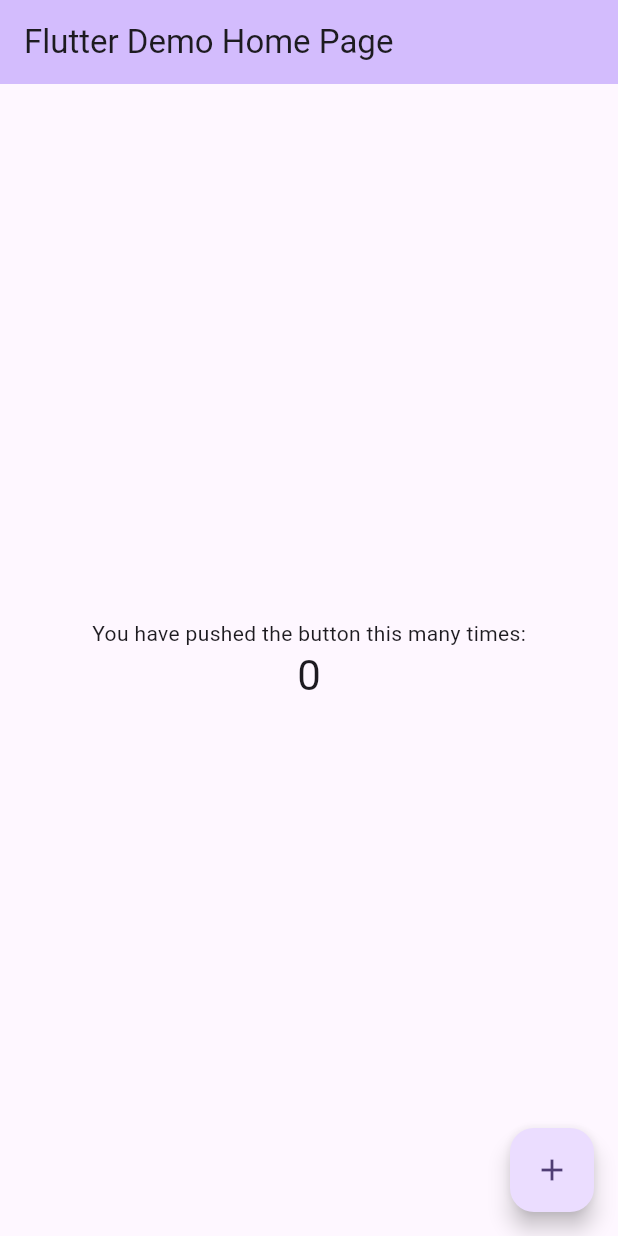
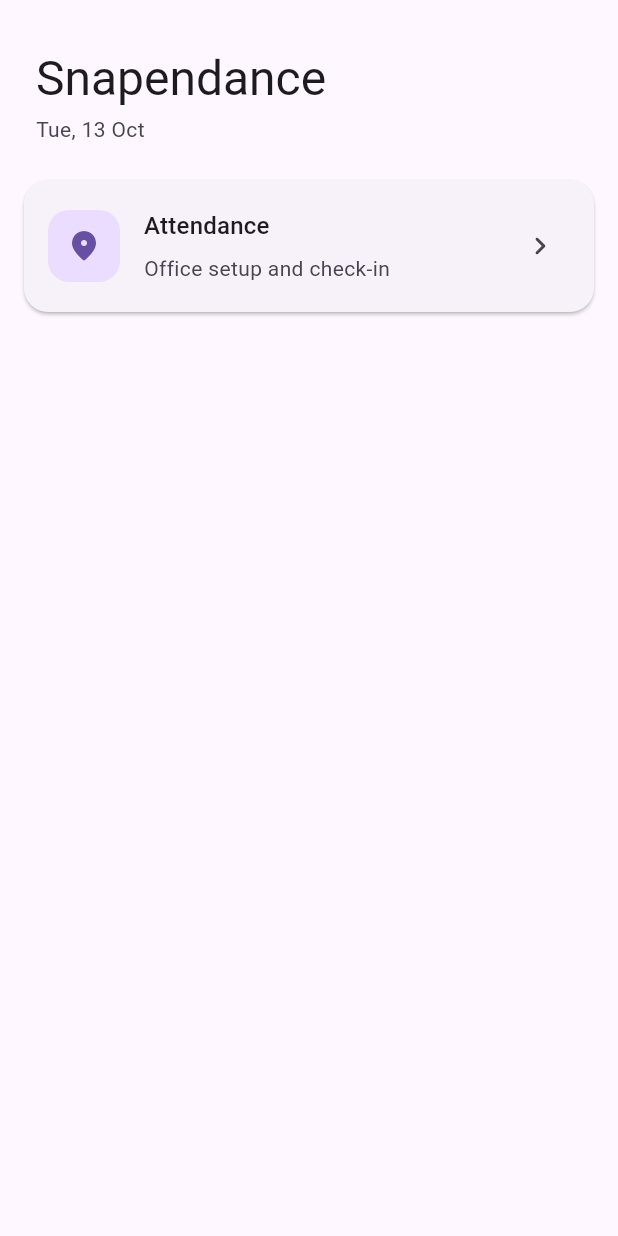
Before and after one commit to shafayatb/snapendance, a Flutter app: the screen it shows after launch, on a phone screen of 412 x 824 dp. Run offline on Flutter 3.47's test engine with Material 3 defaults, Android fonts, the phone set to English and light mode, and no system bars.

Commit message:
feat(app): replace counter starter with Snapendance hom

```diff
--- /dev/null
+++ b/lib/app/app.dart
@@ -0,0 +1,16 @@
+import 'package:flutter/material.dart';
+
+import 'home/home_screen.dart';
+
+class SnapendanceApp extends StatelessWidget {
+  const SnapendanceApp({super.key});
+
+  @override
+  Widget build(BuildContext context) {
+    return const MaterialApp(
+      title: 'Snapendance',
+      debugShowCheckedModeBanner: false,
+      home: HomeScreen(),
+    );
+  }
+}
--- /dev/null
+++ b/lib/app/home/home_screen.dart
@@ -0,0 +1,114 @@
+import 'package:flutter/material.dart';
+import 'package:intl/intl.dart';
+
+/// The app's entry point (design frame H1): a header and one card per feature.
+///
+/// The Attendance card shows a static subtitle. Attendance data is stored by
+/// the native Android screen and is not shared with Flutter.
+class HomeScreen extends StatelessWidget {
+  const HomeScreen({super.key});
+
+  @override
+  Widget build(BuildContext context) {
+    final textTheme = Theme.of(context).textTheme;
+    final colors = Theme.of(context).colorScheme;
+
+    return Scaffold(
+      body: SafeArea(
+        child: ListView(
+          children: [
+            Padding(
+              padding: const EdgeInsets.fromLTRB(24, 32, 24, 24),
+              child: Column(
+                crossAxisAlignment: CrossAxisAlignment.start,
+                children: [
+                  Text('Snapendance', style: textTheme.headlineLarge),
+                  const SizedBox(height: 4),
+                  Text(
+                    DateFormat('EEE, d MMM').format(DateTime.now()),
+                    style: textTheme.bodyMedium?.copyWith(
+                      color: colors.onSurfaceVariant,
+                    ),
+                  ),
+                ],
+              ),
+            ),
+            const Padding(
+              padding: EdgeInsets.symmetric(horizontal: 16),
+              child: _FeatureCard(
+                icon: Icons.location_on_rounded,
+                title: 'Attendance',
+                subtitle: 'Office setup and check-in',
+              ),
+            ),
+          ],
+        ),
+      ),
+    );
+  }
+}
+
+class _FeatureCard extends StatelessWidget {
+  const _FeatureCard({
+    required this.icon,
+    required this.title,
+    required this.subtitle,
+  });
+
+  final IconData icon;
+  final String title;
+  final String subtitle;
+
+  @override
+  Widget build(BuildContext context) {
+    final textTheme = Theme.of(context).textTheme;
+    final colors = Theme.of(context).colorScheme;
+    return Card(
+      margin: EdgeInsets.zero,
+      shape: RoundedRectangleBorder(borderRadius: BorderRadius.circular(16)),
+      child: ConstrainedBox(
+        constraints: const BoxConstraints(minHeight: 88),
+        child: Padding(
+          padding: const EdgeInsets.fromLTRB(16, 16, 12, 16),
+          child: Row(
+            children: [
+              Container(
+                width: 48,
+                height: 48,
+                decoration: BoxDecoration(
+                  color: colors.primaryContainer,
+                  borderRadius: BorderRadius.circular(14),
+                ),
+                child: Icon(icon, color: colors.primary),
+              ),
+              const SizedBox(width: 16),
+              Expanded(
+                child: Column(
+                  crossAxisAlignment: CrossAxisAlignment.start,
+                  children: [
+                    Text(title, style: textTheme.titleMedium),
+                    const SizedBox(height: 6),
+                    Text(
+                      subtitle,
+                      style: textTheme.bodyMedium?.copyWith(
+                        color: colors.onSurfaceVariant,
+                      ),
+                    ),
+                  ],
+                ),
+              ),
+              const SizedBox(width: 16),
+              SizedBox.square(
+                dimension: 48,
+                child: Icon(
+                  Icons.chevron_right_rounded,
+                  color: colors.onSurfaceVariant,
+                ),
+              ),
+            ],
+          ),
+        ),
+      ),
+    );
+  }
+}
--- a/lib/main.dart
+++ b/lib/main.dart
@@ -1,122 +1,7 @@
 import 'package:flutter/material.dart';
 
+import 'app/app.dart';
+
 void main() {
-  runApp(const MyApp());
+  runApp(const SnapendanceApp());
 }
-
-class MyApp extends StatelessWidget {
-  const MyApp({super.key});
-
-  // This widget is the root of your application.
-  @override
-  Widget build(BuildContext context) {
-    return MaterialApp(
-      title: 'Flutter Demo',
-      theme: ThemeData(
-        // This is the theme of your application.
-        //
-        // TRY THIS: Try running your application with "flutter run". You'll see
-        // the application has a purple toolbar. Then, without quitting the app,
-        // try changing the seedColor in the colorScheme below to Colors.green
-        // and then invoke "hot reload" (save your changes or press the "hot
-        // reload" button in a Flutter-supported IDE, or press "r" if you used
-        // the command line to start the app).
-        //
-        // Notice that the counter didn't reset back to zero; the application
-        // state is not lost during the reload. To reset the state, use hot
-        // restart instead.
-        //
-        // This works for code too, not just values: Most code changes can be
-        // tested with just a hot reload.
-        colorScheme: .fromSeed(seedColor: Colors.deepPurple),
-      ),
-      home: const MyHomePage(title: 'Flutter Demo Home Page'),
-    );
-  }
-}
-
-class MyHomePage extends StatefulWidget {
-  const MyHomePage({super.key, required this.title});
-
-  // This widget is the home page of your application. It is stateful, meaning
-  // that it has a State object (defined below) that contains fields that affect
-  // how it looks.
-
-  // This class is the configuration for the state. It holds the values (in this
-  // case the title) provided by the parent (in this case the App widget) and
-  // used by the build method of the State. Fields in a Widget subclass are
-  // always marked "final".
-
-  final String title;
-
-  @override
-  State<MyHomePage> createState() => _MyHomePageState();
-}
-
-class _MyHomePageState extends State<MyHomePage> {
-  int _counter = 0;
-
-  void _incrementCounter() {
-    setState(() {
-      // This call to setState tells the Flutter framework that something has
-      // changed in this State, which causes it to rerun the build method below
-      // so that the display can reflect the updated values. If we changed
-      // _counter without calling setState(), then the build method would not be
-      // called again, and so nothing would appear to happen.
-      _counter++;
-    });
-  }
-
-  @override
-  Widget build(BuildContext context) {
-    // This method is rerun every time setState is called, for instance as done
-    // by the _incrementCounter method above.
-    //
-    // The Flutter framework has been optimized to make rerunning build methods
-    // fast, so that you can just rebuild anything that needs updating rather
-    // than having to individually change instances of widgets.
-    return Scaffold(
-      appBar: AppBar(
-        // TRY THIS: Try changing the color here to a specific color (to
-        // Colors.amber, perhaps?) and trigger a hot reload to see the AppBar
-        // change color while the other colors stay the same.
-        backgroundColor: Theme.of(context).colorScheme.inversePrimary,
-        // Here we take the value from the MyHomePage object that was created by
-        // the App.build method, and use it to set our appbar title.
-        title: Text(widget.title),
-      ),
-      body: Center(
-        // Center is a layout widget. It takes a single child and positions it
-        // in the middle of the parent.
-        child: Column(
-          // Column is also a layout widget. It takes a list of children and
-          // arranges them vertically. By default, it sizes itself to fit its
-          // children horizontally, and tries to be as tall as its parent.
-          //
-          // Column has various properties to control how it sizes itself and
-          // how it positions its children. Here we use mainAxisAlignment to
-          // center the children vertically; the main axis here is the vertical
-          // axis because Columns are vertical (the cross axis would be
-          // horizontal).
-          //
-          // TRY THIS: Invoke "debug painting" (choose the "Toggle Debug Paint"
-          // action in the IDE, or press "p" in the console), to see the
-          // wireframe for each widget.
-          mainAxisAlignment: .center,
-          children: [
-            const Text('You have pushed the button this many times:'),
-            Text(
-              '$_counter',
-              style: Theme.of(context).textTheme.headlineMedium,
-            ),
-          ],
-        ),
-      ),
-      floatingActionButton: FloatingActionButton(
-        onPressed: _incrementCounter,
-        tooltip: 'Increment',
-        child: const Icon(Icons.add),
-      ),
-    );
-  }
-}
--- a/pubspec.yaml
+++ b/pubspec.yaml
@@ -30,10 +30,7 @@ environment:
 dependencies:
   flutter:
     sdk: flutter
-
-  # The following adds the Cupertino Icons font to your application.
-  # Use with the CupertinoIcons class for iOS style icons.
-  cupertino_icons: ^1.0.8
+  intl: ^0.20.3
 
 dev_dependencies:
   flutter_test:
```
Also changed, not shown: pubspec.lock, 6 other files.
